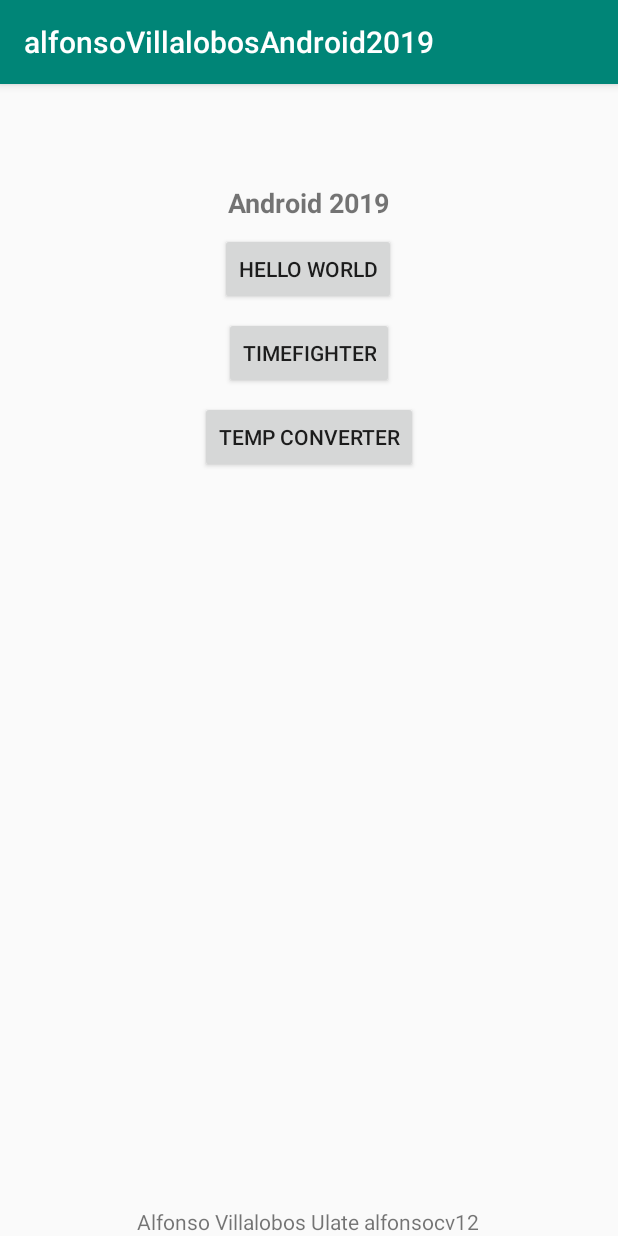
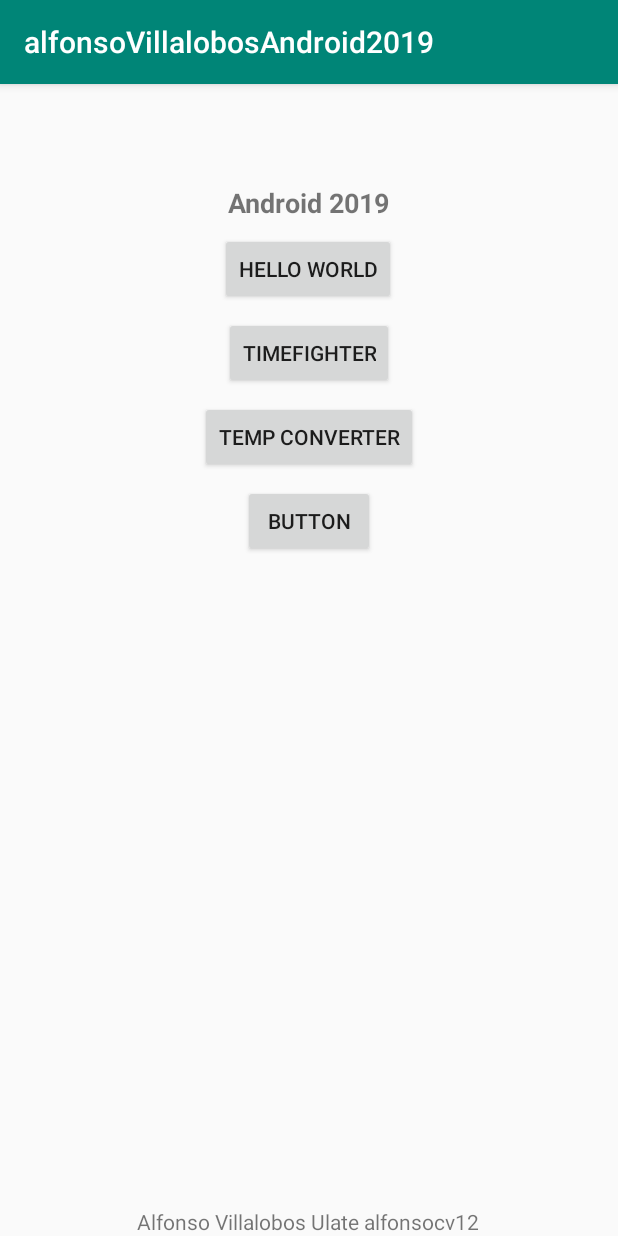
Before and after one commit to alfonsocv12/Alfonso_VIllalobos_android2019, an Android app: the screen it shows after launch (MainActivity), on a phone screen of 412 x 824 dp. Run offline under Robolectric (Android 15) with nearby library versions, the phone set to English and light mode, and no system bars.

Commit message:
Se agrego nueva actividad

```diff
--- a/app/src/main/java/com/example/alfonsovillalobosandroid2019/MainActivity.kt
+++ b/app/src/main/java/com/example/alfonsovillalobosandroid2019/MainActivity.kt
@@ -57,6 +57,6 @@
     * Funcion encargada de obtener
     * el tamaño maximo de los botones*/
     private fun getMaxWidth(){
-        Log.d("ctrol51", layoutMain.getViewById())
+        Log.d("ctrol51", R.layout.activity_main.toString())
     }
 }
--- a/app/src/main/res/layout/activity_main.xml
+++ b/app/src/main/res/layout/activity_main.xml
@@ -7,25 +7,35 @@
     android:id="@+id/layoutMain"
     android:layout_height="match_parent"
     tools:context=".MainActivity">
+
     <TextView
-            android:text="@string/android"
+            android:id="@+id/txtAndroid"
             android:layout_width="wrap_content"
             android:layout_height="wrap_content"
-            android:id="@+id/txtAndroid" android:layout_marginTop="8dp"
-            app:layout_constraintTop_toTopOf="parent" android:layout_marginBottom="8dp"
-            app:layout_constraintBottom_toBottomOf="parent" app:layout_constraintEnd_toEndOf="parent"
-            android:layout_marginEnd="8dp" app:layout_constraintStart_toStartOf="parent"
-            android:layout_marginStart="8dp" app:layout_constraintVertical_bias="0.081" android:textStyle="bold"
-            android:textSize="18sp" app:layout_constraintHorizontal_bias="0.498"/>
+            android:layout_marginTop="8dp"
+            android:layout_marginBottom="8dp"
+            android:text="@string/android"
+            android:textSize="18sp"
+            android:textStyle="bold"
+            app:layout_constraintBottom_toBottomOf="parent"
+            app:layout_constraintEnd_toEndOf="parent"
+            app:layout_constraintHorizontal_bias="0.498"
+            app:layout_constraintStart_toStartOf="parent"
+            app:layout_constraintTop_toTopOf="parent"
+            app:layout_constraintVertical_bias="0.081" />
+
     <Button
-            android:text="@string/butto_1"
+            android:id="@+id/btnHelloWorld"
             android:layout_width="wrap_content"
             android:layout_height="wrap_content"
-            android:id="@+id/btnHelloWorld" android:layout_marginTop="8dp"
+            android:layout_marginStart="8dp"
+            android:layout_marginTop="8dp"
+            android:layout_marginEnd="8dp"
+            android:text="@string/butto_1"
+            app:layout_constraintEnd_toEndOf="parent"
+            app:layout_constraintHorizontal_bias="0.498"
             app:layout_constraintStart_toStartOf="parent"
-            android:layout_marginStart="8dp" app:layout_constraintEnd_toEndOf="parent" android:layout_marginEnd="8dp"
-            app:layout_constraintHorizontal_bias="0.498"
-            app:layout_constraintTop_toBottomOf="@+id/txtAndroid"/>
+            app:layout_constraintTop_toBottomOf="@+id/txtAndroid" />
     <TextView
             android:text="@string/footer"
             android:layout_width="wrap_content"
@@ -34,14 +44,16 @@
             app:layout_constraintBottom_toBottomOf="parent" app:layout_constraintStart_toStartOf="parent"
             android:layout_marginStart="8dp" app:layout_constraintEnd_toEndOf="parent" android:layout_marginEnd="8dp"
             app:layout_constraintHorizontal_bias="0.496"/>
+
     <Button
-            android:text="@string/button_2"
+            android:id="@+id/btnTimeFighter"
             android:layout_width="wrap_content"
             android:layout_height="wrap_content"
-            android:id="@+id/btnTimeFighter" android:layout_marginTop="8dp"
-            app:layout_constraintTop_toBottomOf="@+id/btnHelloWorld" app:layout_constraintEnd_toEndOf="parent"
-            android:layout_marginEnd="8dp" app:layout_constraintStart_toStartOf="parent"
-            android:layout_marginStart="8dp"/>
+            android:layout_marginTop="8dp"
+            android:text="@string/button_2"
+            app:layout_constraintEnd_toEndOf="parent"
+            app:layout_constraintStart_toStartOf="parent"
+            app:layout_constraintTop_toBottomOf="@+id/btnHelloWorld" />
 
     <Button
             android:id="@+id/btnTempConverter"
@@ -52,4 +64,14 @@
             app:layout_constraintEnd_toEndOf="parent"
             app:layout_constraintStart_toStartOf="parent"
             app:layout_constraintTop_toBottomOf="@+id/btnTimeFighter" />
+
+    <Button
+            android:id="@+id/button"
+            android:layout_width="wrap_content"
+            android:layout_height="wrap_content"
+            android:layout_marginTop="8dp"
+            android:text="Button"
+            app:layout_constraintEnd_toEndOf="parent"
+            app:layout_constraintStart_toStartOf="parent"
+            app:layout_constraintTop_toBottomOf="@+id/btnTempConverter" />
 </androidx.constraintlayout.widget.ConstraintLayout>
--- a/app/src/main/res/values/strings.xml
+++ b/app/src/main/res/values/strings.xml
@@ -14,4 +14,5 @@
     <string name="title_temp_converter">Convert fahrenheit to celcius</string>
     <string name="convert_button">Convert</string>
     <string name="fahrenheit_edit_text">fahrenheit</string>
+    <string name="button_4">dialog</string>
 </resources>
```
Also changed, not shown: app/src/main/AndroidManifest.xml (+4 -3 lines), app/src/main/java/com/example/alfonsovillalobosandroid2019/dialog.kt (added, +12 -0 lines), app/src/main/res/layout/activity_dialog.xml (added, +9 -0 lines).
